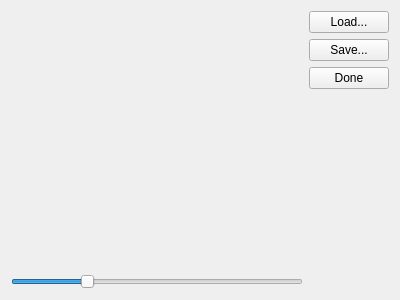
The window that terrain.ui (tps12/Tec-Nine) describes before a commit, drawn with Qt 5.
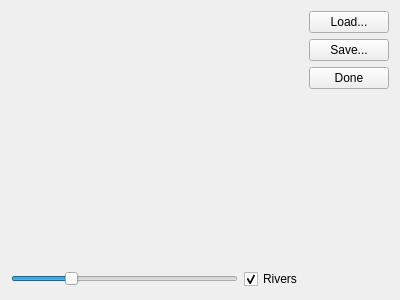
The same window after the commit.

Commit message:
Route rivers in terrain
Adapt the coarse river routes to the terrain scale by trying to find the next
lowest adjacent location at each step.

Sort of weird at the final step, as it can kind of circle around the bay to find
the lowest tile: would be better to know the true destination tile.

```diff
--- a/terrain.ui
+++ b/terrain.ui
@@ -62,6 +62,16 @@
          </property>
         </widget>
        </item>
+       <item>
+        <widget class="QCheckBox" name="rivers">
+         <property name="text">
+          <string>Rivers</string>
+         </property>
+         <property name="checked">
+          <bool>true</bool>
+         </property>
+        </widget>
+       </item>
       </layout>
      </item>
     </layout>
```
The commit also changes 6 other files.
